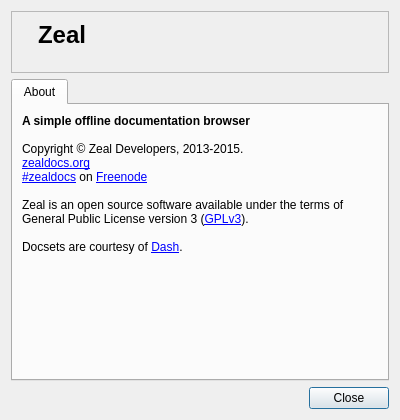
Above: src/ui/forms/aboutdialog.ui from zealdocs/zeal before the change. Below: the same form after it.
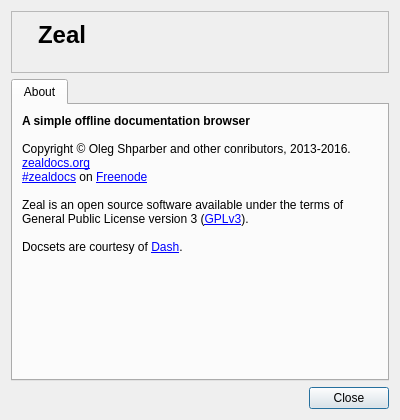
That is the form after the change. Icons and pictures are not drawn.

Commit message: ui: Update About dialog (#495)

```diff
--- a/src/ui/forms/aboutdialog.ui
+++ b/src/ui/forms/aboutdialog.ui
@@ -75,13 +75,13 @@
          <property name="text">
           <string>&lt;strong&gt;A simple offline documentation browser&lt;/strong&gt;
 &lt;br&gt;&lt;br&gt;
-Copyright &amp;copy; Zeal Developers, 2013-2015.
+Copyright &amp;copy; Oleg Shparber and other conributors, 2013-2016.
 &lt;br&gt;
 &lt;a href=&quot;https://zealdocs.org&quot;&gt;zealdocs.org&lt;/a&gt;
 &lt;br&gt;
-&lt;a href=&quot;irc://irc.freenode.net/zealdocs&quot;&gt;#zealdocs&lt;/a&gt; on &lt;a href=&quot;http://www.freenode.net&quot;&gt;Freenode&lt;/a&gt;
+&lt;a href=&quot;irc://irc.freenode.net/zealdocs&quot;&gt;#zealdocs&lt;/a&gt; on &lt;a href=&quot;https://www.freenode.net&quot;&gt;Freenode&lt;/a&gt;
 &lt;br&gt;&lt;br&gt;
-Zeal is an open source software available under the terms of General Public License version 3 (&lt;a href=&quot;http://www.gnu.org/copyleft/gpl.html&quot;&gt;GPLv3&lt;/a&gt;).
+Zeal is an open source software available under the terms of General Public License version 3 (&lt;a href=&quot;https://www.gnu.org/copyleft/gpl.html&quot;&gt;GPLv3&lt;/a&gt;).
 &lt;br&gt;&lt;br&gt;
 Docsets are courtesy of &lt;a href=&quot;https://kapeli.com/dash&quot;&gt;Dash&lt;/a&gt;.</string>
          </property>
```
